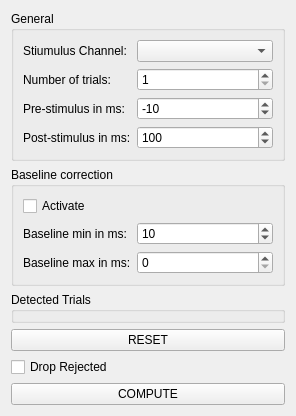
Old version of the form libraries/disp/viewers/formfiles/averagingsettingsview.ui in the repository mne-tools/mne-cpp.
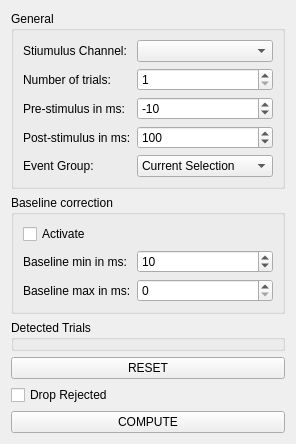
New version of the form.

Commit message: ENH,MAINT: Naming and coloring of detected tirgger groups. Signaling new groups. Group selector in avg (still missing most of backend)

What changed in the file:
```diff
--- a/libraries/disp/viewers/formfiles/averagingsettingsview.ui
+++ b/libraries/disp/viewers/formfiles/averagingsettingsview.ui
@@ -7,7 +7,7 @@
     <x>0</x>
     <y>0</y>
     <width>296</width>
-    <height>358</height>
+    <height>407</height>
    </rect>
   </property>
   <property name="windowTitle">
@@ -172,6 +172,22 @@
         </property>
        </widget>
       </item>
+      <item row="4" column="0">
+       <widget class="QLabel" name="label_2_EventGroup">
+        <property name="text">
+         <string>Event Group:</string>
+        </property>
+       </widget>
+      </item>
+      <item row="4" column="1">
+       <widget class="QComboBox" name="comboBox_EventGroup">
+        <item>
+         <property name="text">
+          <string>Current Selection</string>
+         </property>
+        </item>
+       </widget>
+      </item>
      </layout>
      <zorder>label</zorder>
      <zorder>m_pComboBoxChSelection</zorder>
```
Left out of the diff: 2 changed lines with no effect on the pictures. The commit also changes 10 other files.
